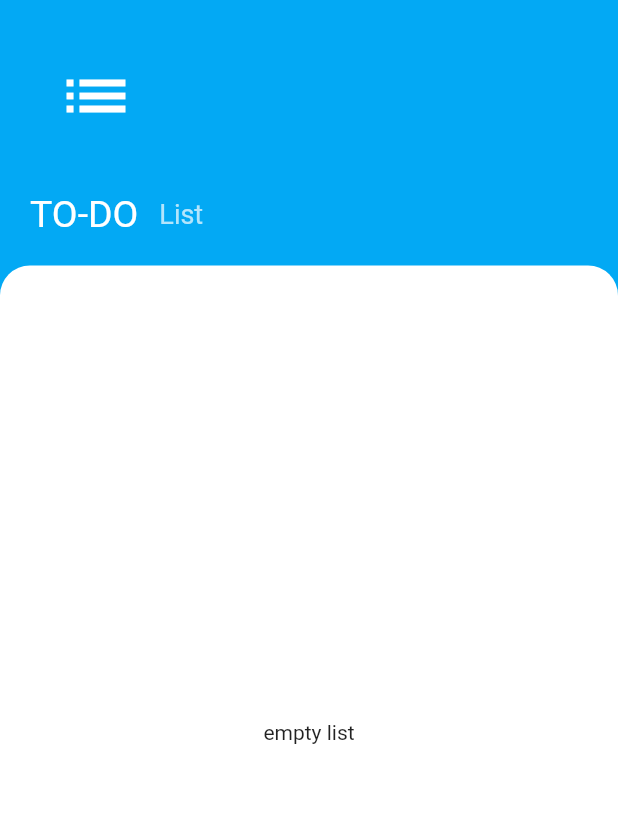
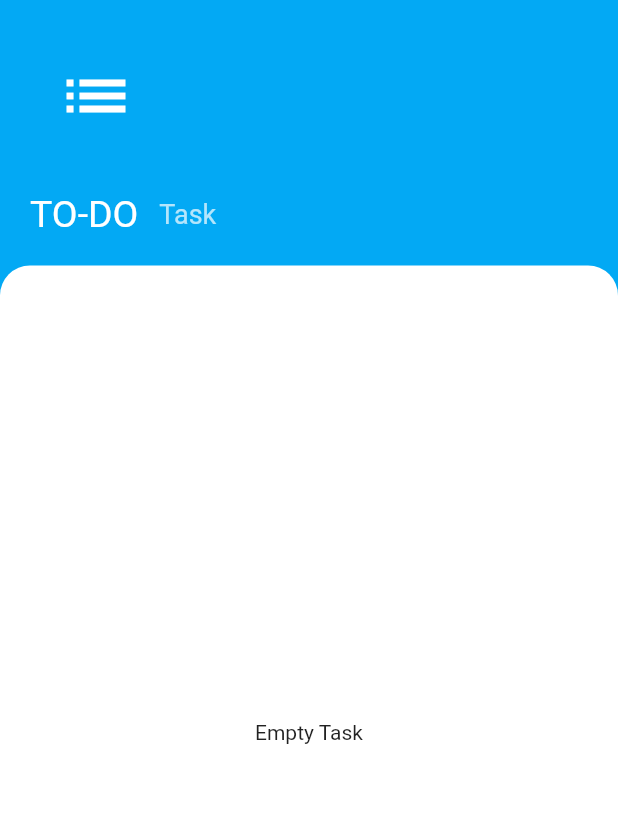
Before and after one commit to ShakyaSangam/TODO-App, a Flutter app: the screen it shows after launch, on a phone screen of 412 x 824 dp. Shown: the top 833 px of the screen. Run offline on Flutter 3.47's test engine with Material 2 defaults, Android fonts, the phone set to English and light mode, and no system bars; our stand-ins replace bloc, equatable, flutter_bloc, sqflite; accounts and stored records are empty.

```diff
--- a/lib/cubit/todo_cubit.dart
+++ b/lib/cubit/todo_cubit.dart
@@ -1,4 +1,5 @@
 import 'package:bloc/bloc.dart';
+import 'package:equatable/equatable.dart';
 import 'package:todo/logic/models/todo_model.dart';
 import 'package:todo/logic/repository/repository.dart';
 
--- a/lib/cubit/todo_state.dart
+++ b/lib/cubit/todo_state.dart
@@ -1,6 +1,6 @@
 part of 'todo_cubit.dart';
 
-class TodoData {
+class TodoData extends Equatable {
   final List<ToDo> todo;
   final bool status;
   final bool isadded;
@@ -10,4 +10,7 @@ class TodoData {
     this.status,
     this.isadded,
   });
+
+  @override
+  List<Object> get props => [todo, status, isadded];
 }
--- a/lib/presentation/pages/screen/detailscreen.dart
+++ b/lib/presentation/pages/screen/detailscreen.dart
@@ -19,7 +19,7 @@ class DetailScreen extends StatelessWidget {
               if (state.status) {
                 return Text(state.todo.length.toString());
               } else {
-                return Text("null");
+                return Text("Task Null");
               }
             },
           ),
--- a/lib/presentation/pages/screen/todoscreen.dart
+++ b/lib/presentation/pages/screen/todoscreen.dart
@@ -26,7 +26,7 @@ class TodoScreen extends StatelessWidget {
                       ),
                       SizedBox(width: 14),
                       Text(
-                        "List",
+                        "Task",
                         style: TextStyle(color: Colors.white70, fontSize: 18),
                       ),
                     ],
--- a/lib/presentation/widgets/task_list_widget.dart
+++ b/lib/presentation/widgets/task_list_widget.dart
@@ -43,7 +43,7 @@ class _TaskListState extends State<TaskList> {
               );
             } else {
               return Center(
-                child: Text("empty list"),
+                child: Text("Empty Task"),
               );
             }
           },
```
Also changed, not shown: 1 other file.
